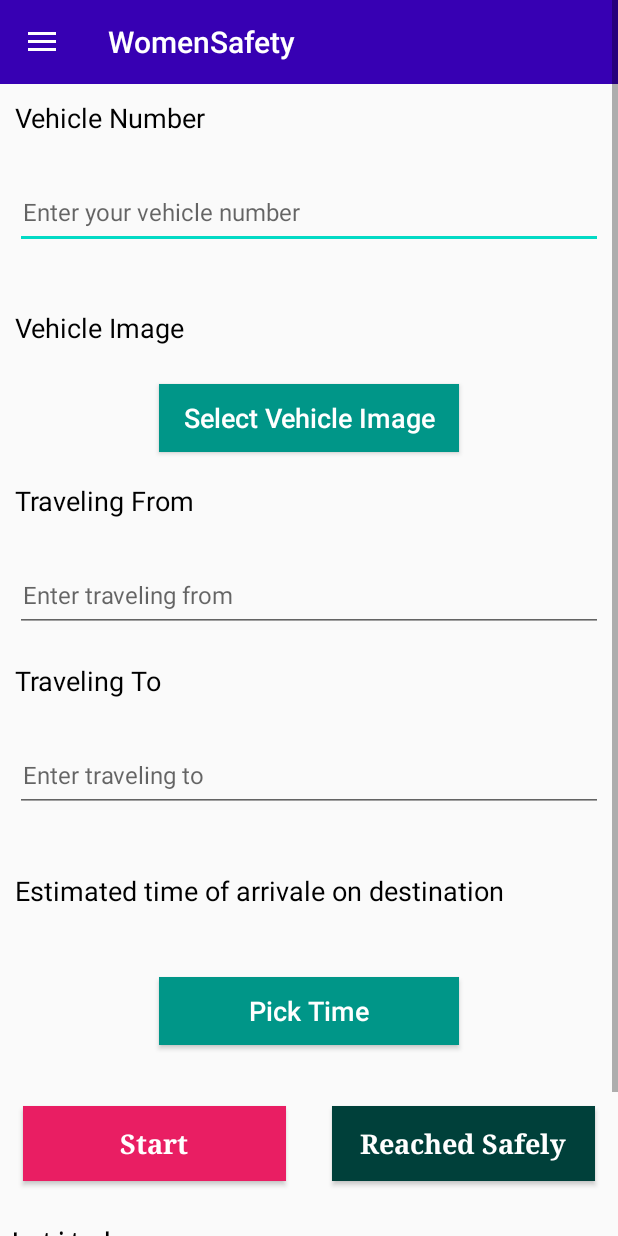
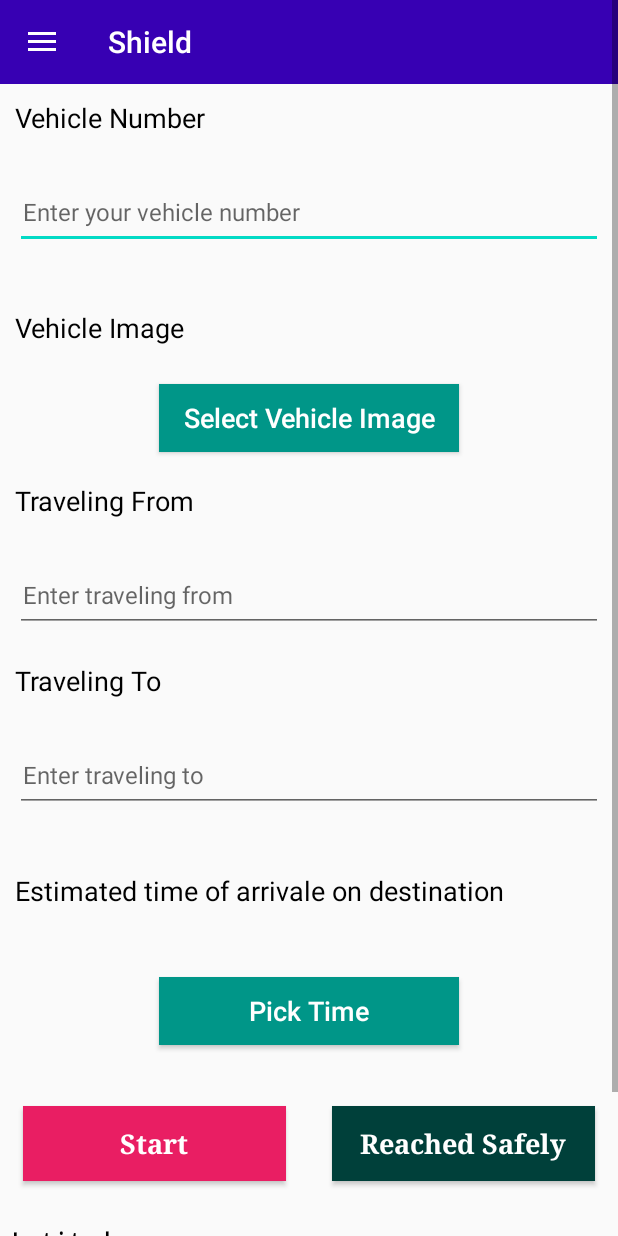
Before and after one commit to 1-ARIjitS/SHIELD_WomenSafetyApp, an Android app: the Detail_Forms screen opened directly, with no data from a screen before it, on a phone screen of 412 x 824 dp. Run offline under Robolectric (Android 15) with nearby library versions, the phone set to English and light mode, and no system bars; our stand-ins replace Firebase (no records; nobody signed in at launch, a user with empty details on screens opened directly); pictures from the network do not load; Roboto replaces fonts that are not available here.

Commit message:
app name changed

```diff
--- a/app/src/main/res/values/strings.xml
+++ b/app/src/main/res/values/strings.xml
@@ -1,5 +1,5 @@
 <resources>
-    <string name="app_name">WomenSafety</string>
+    <string name="app_name">Shield</string>
     <string-array name="gender">
         <item>Female</item>
         <item>Male</item>
```
